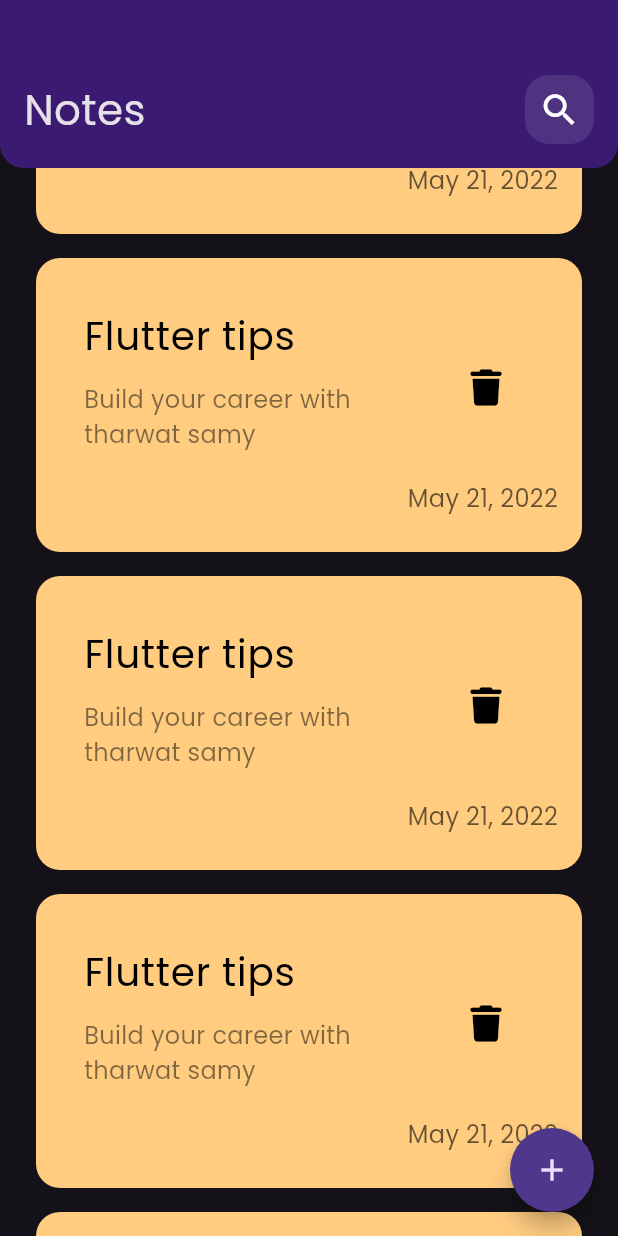
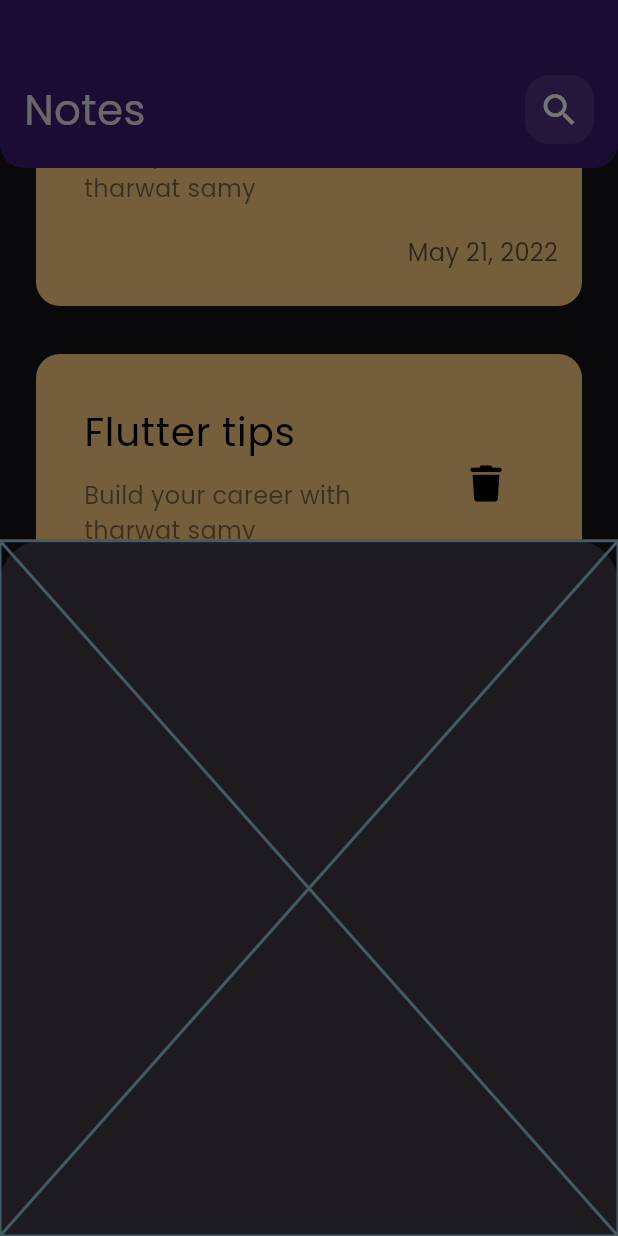
Before and after one commit to mohebboules/notes_app, a Flutter app: the screen it shows after launch, scrolled down 576 dp, after a tap on the "add" icon, on a phone screen of 412 x 824 dp. Run offline on Flutter 3.47's test engine with Material 3 defaults, Android fonts, the phone set to English and light mode, and no system bars; our stand-ins replace font_awesome_flutter.

Commit message:
Show modalButtomSheet

```diff
--- a/lib/views/notes_view.dart
+++ b/lib/views/notes_view.dart
@@ -1,4 +1,5 @@
 import 'package:flutter/material.dart';
+import 'package:notes_app/views/widgets/add_note_bottom_sheet.dart';
 import 'package:notes_app/views/widgets/notes_view_body.dart';
 
 class NotesView extends StatelessWidget {
@@ -9,7 +10,11 @@ class NotesView extends StatelessWidget {
     return Scaffold(
       floatingActionButton: FloatingActionButton(
         shape: const CircleBorder(),
-        onPressed: () {},
+        onPressed: () {
+          showModalBottomSheet(
+              context: context,
+              builder: (context) => const AddNoteButtomSheet());
+        },
         child: const Icon(Icons.add),
       ),
       body: const NotesViewBody(),
--- /dev/null
+++ b/lib/views/widgets/add_note_bottom_sheet.dart
@@ -0,0 +1,10 @@
+import 'package:flutter/material.dart';
+
+class AddNoteButtomSheet extends StatelessWidget {
+  const AddNoteButtomSheet({super.key});
+
+  @override
+  Widget build(BuildContext context) {
+    return const Placeholder();
+  }
+}
--- a/lib/views/widgets/custom_note_item.dart
+++ b/lib/views/widgets/custom_note_item.dart
@@ -7,7 +7,7 @@ class NoteItem extends StatelessWidget {
   @override
   Widget build(BuildContext context) {
     return Container(
-      margin: const EdgeInsets.only(bottom: 16),
+      margin: const EdgeInsets.symmetric(vertical: 16),
       padding: const EdgeInsets.only(
         top: 24,
         bottom: 24,
--- a/lib/views/widgets/custom_notes_list_view.dart
+++ b/lib/views/widgets/custom_notes_list_view.dart
@@ -10,6 +10,7 @@ class NotesListView extends StatelessWidget {
       child: Padding(
         padding: const EdgeInsets.symmetric(horizontal: 24),
         child: ListView.builder(
+          padding: const EdgeInsets.all(0),
           itemBuilder: (BuildContext context, int index) {
             return const NoteItem();
           },
```
